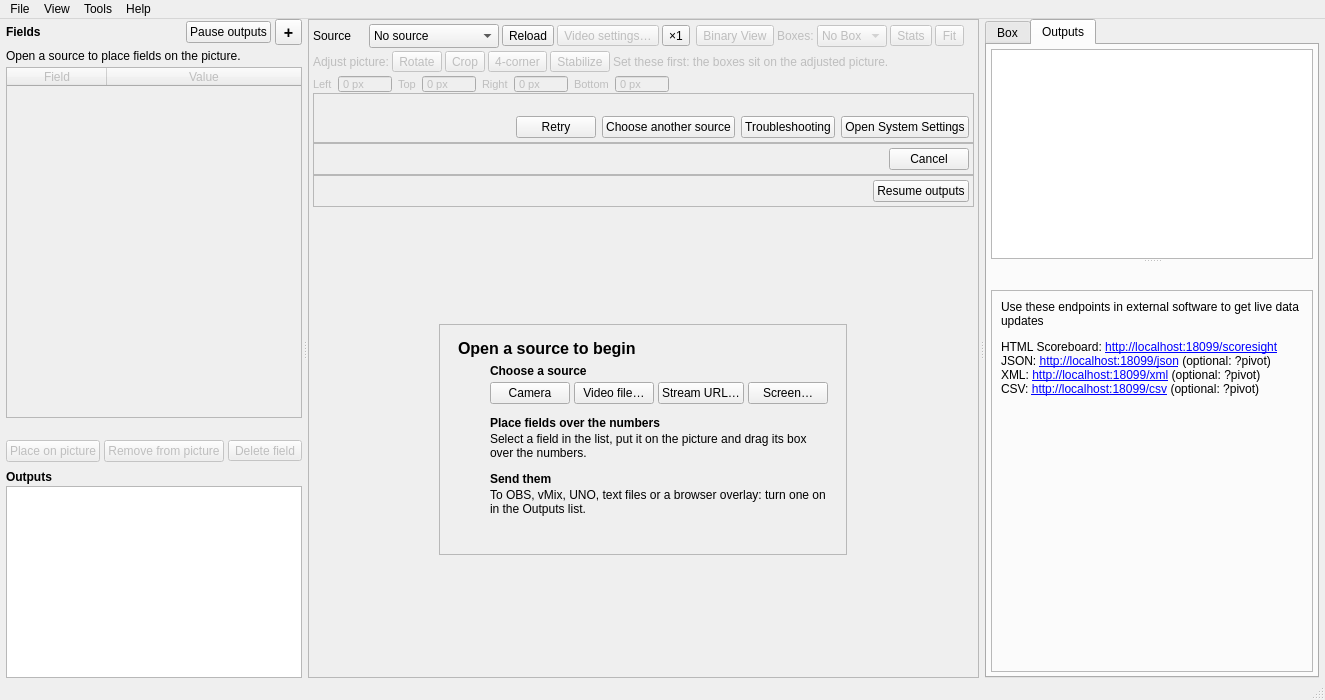
Before: the Qt Designer form src/mainwindow.ui in ThomasMcCrossin/scoresight, drawn with Qt 5.
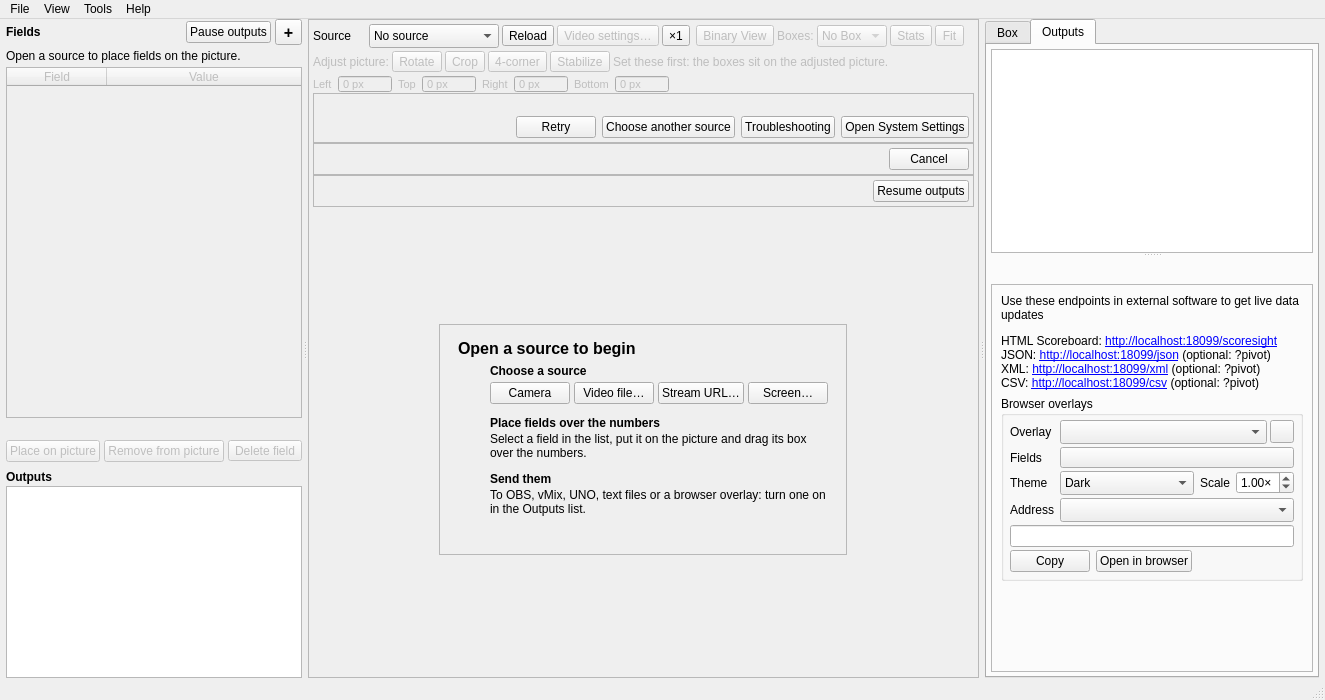
After: the same form once the commit is applied. The open tabs and pages were chosen to show the change.

Commit message: Outputs > HTTP server: browser overlays URL builder

What changed in the file:
```diff
--- a/src/mainwindow.ui
+++ b/src/mainwindow.ui
@@ -3276,6 +3276,342 @@
                   </property>
                  </widget>
                 </item>
+                <item>
+                 <widget class="QGroupBox" name="groupBox_overlays">
+                  <property name="toolTip">
+                   <string>Transparent pages with live values, for a browser source in OBS, vMix, Wirecast, CasparCG and other production software</string>
+                  </property>
+                  <property name="title">
+                   <string>Browser overlays</string>
+                  </property>
+                  <layout class="QFormLayout" name="formLayout_overlays">
+                   <property name="fieldGrowthPolicy">
+                    <enum>QFormLayout::AllNonFixedFieldsGrow</enum>
+                   </property>
+                   <property name="horizontalSpacing">
+                    <number>6</number>
+                   </property>
+                   <property name="verticalSpacing">
+                    <number>3</number>
+                   </property>
+                   <property name="leftMargin">
+                    <number>6</number>
+                   </property>
+                   <property name="topMargin">
+                    <number>4</number>
+                   </property>
+                   <property name="rightMargin">
+                    <number>6</number>
+                   </property>
+                   <property name="bottomMargin">
+                    <number>6</number>
+                   </property>
+                   <item row="0" column="0">
+                    <widget class="QLabel" name="label_overlayKind">
+                     <property name="text">
+                      <string>Overlay</string>
+                     </property>
+                     <property name="buddy">
+                      <cstring>comboBox_overlayKind</cstring>
+                     </property>
+                    </widget>
+                   </item>
+                   <item row="0" column="1">
+                    <widget class="QWidget" name="widget_overlayKind" native="true">
+                     <layout class="QHBoxLayout" name="horizontalLayout_overlayKind">
+                      <property name="spacing">
+                       <number>3</number>
+                      </property>
+                      <property name="leftMargin">
+                       <number>0</number>
+                      </property>
+                      <property name="topMargin">
+                       <number>0</number>
+                      </property>
+                      <property name="rightMargin">
+                       <number>0</number>
+                      </property>
+                      <property name="bottomMargin">
+                       <number>0</number>
+                      </property>
+                      <item>
+                       <widget class="QComboBox" name="comboBox_overlayKind">
+                        <property name="sizePolicy">
+                         <sizepolicy hsizetype="Expanding" vsizetype="Fixed">
+                          <horstretch>0</horstretch>
+                          <verstretch>0</verstretch>
+                         </sizepolicy>
+                        </property>
+                        <property name="toolTip">
+                         <string>A built-in overlay, or one of yours from the overlays folder</string>
+                        </property>
+                        <property name="sizeAdjustPolicy">
+                         <enum>QComboBox::AdjustToMinimumContentsLengthWithIcon</enum>
+                        </property>
+                        <property name="minimumContentsLength">
+                         <number>8</number>
+                        </property>
+                       </widget>
+                      </item>
+                      <item>
+                       <widget class="QToolButton" name="toolButton_overlaysFolder">
+                        <property name="toolTip">
+                         <string>Open the overlays folder: put your own HTML overlays there</string>
+                        </property>
+                        <property name="accessibleName">
+                         <string>Open the overlays folder</string>
+                        </property>
+                        <property name="toolButtonStyle">
+                         <enum>Qt::ToolButtonIconOnly</enum>
+                        </property>
+                       </widget>
+                      </item>
+                     </layout>
+                    </widget>
+                   </item>
+                   <item row="1" column="0">
+                    <widget class="QLabel" name="label_overlayFields">
+                     <property name="text">
+                      <string>Fields</string>
+                     </property>
+                     <property name="buddy">
+                      <cstring>toolButton_overlayFields</cstring>
+                     </property>
+                    </widget>
+                   </item>
+                   <item row="1" column="1">
+                    <widget class="QToolButton" name="toolButton_overlayFields">
+                     <property name="sizePolicy">
+                      <sizepolicy hsizetype="Expanding" vsizetype="Fixed">
+                       <horstretch>0</horstretch>
+                       <verstretch>0</verstretch>
+                      </sizepolicy>
+                     </property>
+                     <property name="toolTip">
+                      <string>The fields the overlay shows, in the order of the fields list</string>
+                     </property>
+                     <property name="accessibleName">
+                      <string>Overlay fields</string>
+                     </property>
+                     <property name="popupMode">
+                      <enum>QToolButton::InstantPopup</enum>
+                     </property>
+                     <property name="toolButtonStyle">
+                      <enum>Qt::ToolButtonTextOnly</enum>
+                     </property>
+                    </widget>
+                   </item>
+                   <item row="2" column="0">
+                    <widget class="QLabel" name="label_overlayTheme">
+                     <property name="text">
+                      <string>Theme</string>
+                     </property>
+                     <property name="buddy">
+                      <cstring>comboBox_overlayTheme</cstring>
+                     </property>
+                    </widget>
+                   </item>
+                   <item row="2" column="1">
+                    <widget class="QWidget" name="widget_overlayLook" native="true">
+                     <layout class="QHBoxLayout" name="horizontalLayout_overlayLook">
+                      <property name="spacing">
+                       <number>6</number>
+                      </property>
+                      <property name="leftMargin">
+                       <number>0</number>
+                      </property>
+                      <property name="topMargin">
+                       <number>0</number>
+                      </property>
+                      <property name="rightMargin">
+                       <number>0</number>
+                      </property>
+                      <property name="bottomMargin">
+                       <number>0</number>
+                      </property>
+                      <item>
+                       <widget class="QComboBox" name="comboBox_overlayTheme">
+                        <property name="sizePolicy">
+                         <sizepolicy hsizetype="Expanding" vsizetype="Fixed">
+                          <horstretch>0</horstretch>
+                          <verstretch>0</verstretch>
+                         </sizepolicy>
+                        </property>
+                        <property name="toolTip">
+                         <string>The overlay's colors. Minimal has no panels: white text with a shadow</string>
+                        </property>
+                        <property name="sizeAdjustPolicy">
+                         <enum>QComboBox::AdjustToMinimumContentsLengthWithIcon</enum>
+                        </property>
+                        <property name="minimumContentsLength">
+                         <number>5</number>
+                        </property>
+                        <item>
+                         <property name="text">
+                          <string>Dark</string>
+                         </property>
+                        </item>
+                        <item>
+                         <property name="text">
+                          <string>Light</string>
+                         </property>
+                        </item>
+                        <item>
+                         <property name="text">
+                          <string>Minimal</string>
+                         </property>
+                        </item>
+                        <item>
+                         <property name="text">
+                          <string>Bold</string>
+                         </property>
+                        </item>
+                       </widget>
+                      </item>
+                      <item>
+                       <widget class="QLabel" name="label_overlayScale">
+                        <property name="text">
+                         <string>Scale</string>
+                        </property>
+                        <property name="buddy">
+                         <cstring>doubleSpinBox_overlayScale</cstring>
+                        </property>
+                       </widget>
+                      </item>
+                      <item>
+                       <widget class="QDoubleSpinBox" name="doubleSpinBox_overlayScale">
+                        <property name="toolTip">
+                         <string>The overlays fit the page's width (1920x1080, 1280x720...); this makes them bigger or smaller</string>
+                        </property>
+                        <property name="suffix">
+                         <string notr="true">×</string>
+                        </property>
+                        <property name="decimals">
+                         <number>2</number>
+                        </property>
+                        <property name="minimum">
+                         <double>0.250000000000000</double>
+                        </property>
+                        <property name="maximum">
+                         <double>4.000000000000000</double>
+                        </property>
+                        <property name="singleStep">
+                         <double>0.250000000000000</double>
+                        </property>
+                        <property name="value">
+                         <double>1.000000000000000</double>
+                        </property>
+                       </widget>
+                      </item>
+                     </layout>
+                    </widget>
+                   </item>
+                   <item row="3" column="0">
+                    <widget class="QLabel" name="label_overlayHost">
+                     <property name="text">
+                      <string>Address</string>
+                     </property>
+                     <property name="buddy">
+                      <cstring>comboBox_overlayHost</cstring>
+                     </property>
+                    </widget>
+                   </item>
+                   <item row="3" column="1">
+                    <widget class="QComboBox" name="comboBox_overlayHost">
+                     <property name="toolTip">
+                      <string>The network address for software on other computers, localhost for software on this one</string>
+                     </property>
+                     <property name="sizeAdjustPolicy">
+                      <enum>QComboBox::AdjustToMinimumContentsLengthWithIcon</enum>
+                     </property>
+                     <property name="minimumContentsLength">
+                      <number>12</number>
+                     </property>
+                    </widget>
+                   </item>
+                   <item row="4" column="0" colspan="2">
+                    <widget class="QLineEdit" name="lineEdit_overlayUrl">
+                     <property name="toolTip">
+                      <string>Paste this address in a browser source</string>
+                     </property>
+                     <property name="accessibleName">
+                      <string>Overlay address</string>
+                     </property>
+                     <property name="readOnly">
+                      <bool>true</bool>
+                     </property>
+                    </widget>
+                   </item>
+                   <item row="5" column="0" colspan="2">
+                    <widget class="QWidget" name="widget_overlayButtons" native="true">
+                     <layout class="QHBoxLayout" name="horizontalLayout_overlayButtons">
+                      <property name="spacing">
+                       <number>6</number>
+                      </property>
+                      <property name="leftMargin">
+                       <number>0</number>
+                      </property>
+                      <property name="topMargin">
+                       <number>0</number>
+                      </property>
+                      <property name="rightMargin">
+                       <number>0</number>
+                      </property>
+                      <property name="bottomMargin">
+                       <number>0</number>
+                      </property>
+                      <item>
+                       <widget class="QPushButton" name="pushButton_copyOverlayUrl">
+                        <property name="toolTip">
+                         <string>Copy the overlay's address</string>
+                        </property>
+                        <property name="text">
+                         <string>Copy</string>
+                        </property>
+                       </widget>
+                      </item>
+                      <item>
+                       <widget class="QPushButton" name="pushButton_openOverlayUrl">
+                        <property name="toolTip">
+                         <string>Open the overlay in your web browser</string>
+                        </property>
+                        <property name="text">
+                         <string>Open in browser</string>
+                        </property>
+                       </widget>
+                      </item>
+                      <item>
+                       <spacer name="horizontalSpacer_overlayButtons">
+                        <property name="orientation">
+                         <enum>Qt::Horizontal</enum>
+                        </property>
+                        <property name="sizeHint" stdset="0">
+                         <size>
+                          <width>0</width>
+                          <height>0</height>
+                         </size>
+                        </property>
+                       </spacer>
+                      </item>
+                     </layout>
+                    </widget>
+                   </item>
+                  </layout>
+                 </widget>
+                </item>
+                <item>
+                 <spacer name="verticalSpacer_browser">
+                  <property name="orientation">
+                   <enum>Qt::Vertical</enum>
+                  </property>
+                  <property name="sizeHint" stdset="0">
+                   <size>
+                    <width>0</width>
+                    <height>0</height>
+                   </size>
+                  </property>
+                 </spacer>
+                </item>
                </layout>
               </widget>
               <widget class="QWidget" name="tab_obs">
```
The commit also changes 5 other files.
